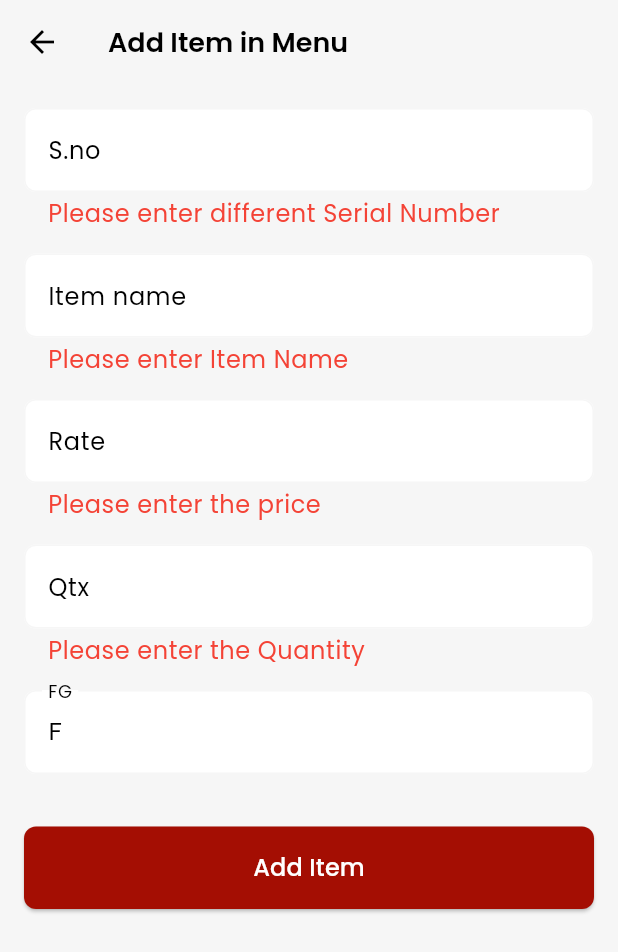
After one commit to JaspreetSingh04012001/shekaharSIr, a Flutter app: the AddItem screen opened directly, after a tap on "Add Item", on a phone screen of 412 x 824 dp. The commit adds this screen. Shown: the top 952 px of the screen. Run offline on Flutter 3.47's test engine with Material 2 defaults, Android fonts, the phone set to English and light mode, and no system bars; our stand-ins replace cached_network_image, gap, get, get_storage, google_fonts, lottie and 1 more; missing offline and left inert: flutter_rounded_date_picker, simple_speed_dial; accounts and stored records are empty.

Commit message:
14 june 2023

```diff
--- /dev/null
+++ b/lib/Services/Storage/outletMenu.dart
@@ -0,0 +1,35 @@
+import 'package:get_storage/get_storage.dart';
+
+class Stroge {
+  final box = GetStorage();
+  //box.write('quote', 'GetX is the best');
+  //box.read('quote');
+  //box.remove('quote');
+  /*
+  box.listenKey('key', (value){
+  print('new key is $value');
+   });
+  */
+//Add item in  menu
+// SName : 11 item : Pav bhaji RATE : 10 Qtx : -17 FG : F
+ Future<List> menuFromStorage() async {
+    var data = box.read("OutletID");
+    if (data is List) {
+     return data;
+      }
+      else {
+        return [];}
+      }
+
+  addItemMenu({required Map item}) {
+    print(item);
+    var data = box.read("OutletID");
+    //print(data);
+    if (data == null) {
+      box.write("OutletID", [item]);
+    } else {
+      data.add(item);
+      box.write("OutletID", data);
+    }
+  }
+}
--- a/lib/main.dart
+++ b/lib/main.dart
@@ -1,8 +1,10 @@
 import 'package:admin/views/home.dart';
 import 'package:flutter/material.dart';
 import 'package:flutter_localizations/flutter_localizations.dart';
+import 'package:get/get.dart';
+import 'package:get_storage/get_storage.dart';
 
-void main() {
+Future<void> main() async {  await GetStorage.init();
   runApp(const MyApp());
 }
 
@@ -11,7 +13,7 @@ class MyApp extends StatelessWidget {
 
   @override
   Widget build(BuildContext context) {
-    return MaterialApp(
+    return GetMaterialApp(
       localizationsDelegates: const [
         GlobalMaterialLocalizations.delegate,
         GlobalWidgetsLocalizations.delegate,
--- /dev/null
+++ b/lib/views/Menu/addItem.dart
@@ -0,0 +1,344 @@
+import 'package:admin/common/app_styles_colors.dart';
+import 'package:flutter/material.dart';
+import 'package:gap/gap.dart';
+
+import '../../Services/Storage/outletMenu.dart';
+
+class AddItem extends StatefulWidget {
+  const AddItem({Key? key}) : super(key: key);
+
+  @override
+  _AddItemState createState() => _AddItemState();
+}
+
+class _AddItemState extends State<AddItem> {
+  TextEditingController serialNumberController = TextEditingController();
+
+  TextEditingController name = TextEditingController();
+  TextEditingController rate = TextEditingController();
+  TextEditingController qtx = TextEditingController();
+  TextEditingController fg = TextEditingController();
+  final _formKey = GlobalKey<FormState>();
+  List items = [];
+  List tempItems = [];
+  List serialNumbers = [];
+  // List tempserialNumbers = [];
+  int serialNumber = 0;
+  final obj = Stroge();
+  getSerialNumber({int? num}) async {
+    items.clear();
+    serialNumbers.clear();
+
+    var data = obj.box.read("OutletID");
+    if (data is List) {
+      items = [...data];
+
+      for (var element in items) {
+        serialNumbers.add(element["SName"]);
+      }
+      setState(() {
+        serialNumber = serialNumbers.length;
+        serialNumberController.text = serialNumber.toString();
+      });
+
+      if (serialNumbers.contains(serialNumber)) {
+        setState(() {
+          serialNumber = serialNumbers.length + 1;
+          //  tempserialNumbers.add(serialNumber);
+          serialNumberController.text = serialNumber.toString();
+        });
+      }
+      //serialNumbers.remove(serialNumber);
+    }
+  }
+
+  @override
+  void initState() {
+    fg.text = "F";
+
+    getSerialNumber();
+    // TODO: implement initState
+    super.initState();
+  }
+
+  // final _menuItem = MenuItem(name: '', description: '', price: 0.0);
+  @override
+  Widget build(BuildContext context) {
+    final double width = MediaQuery.of(context).size.width - 2;
+    return Scaffold(
+      // backgroundColor: Colors.black,
+      appBar: AppBar(
+        title: Text(
+          "Add Item in Menu",
+          style: Styles.poppins18w600,
+        ),
+      ),
+      body: SingleChildScrollView(
+        child: Column(
+          children: [
+            Container(
+              margin: const EdgeInsets.all(16.0),
+              child: Form(
+                key: _formKey,
+                child: Column(
+                  crossAxisAlignment: CrossAxisAlignment.stretch,
+                  children: [
+                    TextFormField(
+                      controller: serialNumberController,
+                      //initialValue: serialNumber.toString(),
+                      keyboardType: TextInputType.number,
+                      decoration: InputDecoration(
+                        //errorBorder: const InputBorder(),
+
+                        errorStyle:
+                            Styles.poppins16w400.copyWith(color: Colors.red),
+                        labelText: 'S.no',
+                        labelStyle: Styles.poppins16w400,
+                        filled: true,
+                        fillColor: Colors.white,
+                        border: OutlineInputBorder(
+                          borderRadius: BorderRadius.circular(8.0),
+                        ),
+                      ),
+                      style: const TextStyle(fontSize: 16.0),
+                      // onChanged: (v){
+
+                      // },
+                      validator: (value) {
+                        if (value!.isEmpty ||
+                            serialNumbers.contains(int.parse(value))) {
+                          return 'Please enter different Serial Number';
+                        }
+                        return null;
+                      },
+                      onSaved: (value) {
+                        // _menuItem.name = value!;
+                      },
+                    ),
+                    const SizedBox(height: 16.0),
+                    TextFormField(
+                      controller: name,
+                      decoration: InputDecoration(
+                        labelText: 'Item name',
+                        errorStyle:
+                            Styles.poppins16w400.copyWith(color: Colors.red),
+                        labelStyle: Styles.poppins16w400,
+                        filled: true,
+                        fillColor: Colors.white,
+                        border: OutlineInputBorder(
+                          borderRadius: BorderRadius.circular(8.0),
+                        ),
+                      ),
+                      style: const TextStyle(fontSize: 16.0),
+                      validator: (value) {
+                        if (value!.isEmpty) {
+                          return 'Please enter Item Name';
+                        }
+                        return null;
+                      },
+                      onSaved: (value) {
+                        // _menuItem.description = value!;
+                      },
+                    ),
+                    const SizedBox(height: 16.0),
+                    TextFormField(
+                      controller: rate,
+                      decoration: InputDecoration(
+                        labelText: 'Rate',
+                        errorStyle:
+                            Styles.poppins16w400.copyWith(color: Colors.red),
+                        labelStyle: Styles.poppins16w400,
+                        filled: true,
+                        fillColor: Colors.white,
+                        border: OutlineInputBorder(
+                          borderRadius: BorderRadius.circular(8.0),
+                        ),
+                      ),
+                      style: const TextStyle(fontSize: 16.0),
+                      keyboardType: TextInputType.number,
+                      validator: (value) {
+                        if (value!.isEmpty) {
+                          return 'Please enter the price';
+                        }
+                        return null;
+                      },
+                      onSaved: (value) {
+                        //  _menuItem.price = double.parse(value!);
+                      },
+                    ),
+                    const SizedBox(height: 16.0),
+                    TextFormField(
+                      controller: qtx,
+                      decoration: InputDecoration(
+                        labelText: 'Qtx',
+                        errorStyle:
+                            Styles.poppins16w400.copyWith(color: Colors.red),
+                        labelStyle: Styles.poppins16w400,
+                        filled: true,
+                        fillColor: Colors.white,
+                        border: OutlineInputBorder(
+                          borderRadius: BorderRadius.circular(8.0),
+                        ),
+                      ),
+                      style: const TextStyle(fontSize: 16.0),
+                      keyboardType: TextInputType.number,
+                      validator: (value) {
+                        if (value!.isEmpty) {
+                          return 'Please enter the Quantity';
+                        }
+                        return null;
+                      },
+                      onSaved: (value) {
+                        //  _menuItem.price = double.parse(value!);
+                      },
+                    ),
+                    const SizedBox(height: 16.0),
+                    TextFormField(
+                      controller: fg,
+                      //  controller: TextEditingController,
+                      //initialValue: "F",
+                      decoration: InputDecoration(
+                        labelText: 'FG',
+                        errorStyle:
+                            Styles.poppins16w400.copyWith(color: Colors.red),
+                        labelStyle: Styles.poppins16w400,
+                        filled: true,
+                        fillColor: Colors.white,
+                        border: OutlineInputBorder(
+                          borderRadius: BorderRadius.circular(8.0),
+                        ),
+                      ),
+                      style: const TextStyle(fontSize: 16.0),
+                      // keyboardType: TextInputType.number,
+                      validator: (value) {
+                        if (value!.isEmpty) {
+                          return 'I dont\' know';
+                        }
+                        return null;
+                      },
+                      onSaved: (value) {
+                        //  _menuItem.price = double.parse(value!);
+                      },
+                    ),
+                    const Gap(35),
+                    ElevatedButton(
+                      onPressed: () {
+                        if (_formKey.currentState!.validate()) {
+                          _formKey.currentState!.save();
+                          print(
+                              "${serialNumberController.text} ${name.text} ${rate.text} ${qtx.text} ${fg.text}");
+
+                          // TODO: Save the menu item to your data source
+                          // e.g., call a function to add it to a database or list
+                          // SName : 11 item : Pav bhaji RATE : 10 Qtx : -17 FG : F
+                          Stroge().addItemMenu(item: {
+                            "SName": serialNumberController.text,
+                            "item": name.text,
+                            "RATE": int.parse(rate.text),
+                            "Qtx": int.parse(qtx.text),
+                            "FG": fg.text
+                          });
+                          setState(() {
+                            tempItems.add({
+                              "SName": int.parse(serialNumberController.text),
+                              "item": name.text,
+                              "RATE": int.parse(rate.text),
+                              "Qtx": int.parse(qtx.text),
+                              "FG": fg.text
+                            });
+                          });
+                          serialNumbers
+                              .add(int.parse(serialNumberController.text));
+                          serialNumberController.clear();
+                          name.clear();
+                          rate.clear();
+                          qtx.clear();
+
+                          //serialNumber = 0;
+                          getSerialNumber();
+                          //g.clear();
+                          //fg.text = "F";
+                        }
+                      },
+                      style: ElevatedButton.styleFrom(
+                        backgroundColor: Styles.primaryColor,
+                        padding: const EdgeInsets.symmetric(vertical: 16.0),
+                        shape: RoundedRectangleBorder(
+                          borderRadius: BorderRadius.circular(8.0),
+                        ),
+                      ),
+                      child: Text(
+                        'Add Item',
+                        style:
+                            Styles.poppins16w500.copyWith(color: Colors.white),
+                      ),
+                    ),
+                  ],
+                ),
+              ),
+            ),
+            SizedBox(
+                height: MediaQuery.of(context).size.height * 2,
+                child: ListView.builder(
+                    itemCount: tempItems.length,
+                    itemBuilder: (context, index) {
+                      return Padding(
+                        padding: const EdgeInsets.symmetric(
+                            vertical: 3, horizontal: 1),
+                        child: Container(
+                          height: 30,
+                          width: width,
+                          color: Colors.yellowAccent,
+                          child: Row(
+                            children: [
+                              Container(
+                                alignment: Alignment.center,
+                                width: width * 0.1,
+                                child: Text(
+                                  "${tempItems[index]["SName"]}",
+                                  style: Styles.poppins16w400,
+                                ),
+                              ),
+                              Container(
+                                alignment: Alignment.center,
+                                width: width * 0.45,
+                                child: Text(
+                                  "${tempItems[index]["item"]}",
+                                  style: Styles.poppins16w400,
+                                ),
+                              ),
+                              Container(
+                                alignment: Alignment.center,
+                                width: width * 0.15,
+                                child: Text(
+                                  "${tempItems[index]["RATE"]}",
+                                  style: Styles.poppins16w400,
+                                ),
+                              ),
+                              Container(
+                                alignment: Alignment.center,
+                                width: width * 0.2,
+                                child: Text(
+                                  "${tempItems[index]["Qtx"]}",
+                                  style: Styles.poppins16w400,
+                                ),
+                              ),
+                              Container(
+                                alignment: Alignment.center,
+                                width: width * 0.1,
+                                child: Text(
+                                  "${tempItems[index]["FG"]}",
+                                  style: Styles.poppins16w400,
+                                ),
+                              ),
+                            ],
+                          ),
+                        ),
+                      );
+                    }))
+          ],
+        ),
+      ),
+    );
+  }
+}
--- a/lib/views/home.dart
+++ b/lib/views/home.dart
@@ -1,6 +1,7 @@
 import 'package:admin/common/app_styles_colors.dart';
 import 'package:admin/common/reusable%20widgets/text_field_prefix_icon.dart';
 import 'package:admin/views/All%20Outlets/allOutletSales.dart';
+import 'package:admin/views/Menu/menu.dart';
 import 'package:admin/views/Operation/operation.dart';
 import 'package:admin/views/Tables/tables.dart';
 import 'package:flutter/material.dart';
@@ -23,7 +24,7 @@ class _HomeState extends State<Home> {
   List pages = [
     const Tables(),
     const Operation(),
-    Container(),
+    const Menu(),
     Container(),
   ];
   List allOutletPages = [
--- a/pubspec.yaml
+++ b/pubspec.yaml
@@ -44,6 +44,9 @@ dependencies:
   gap: ^3.0.0
   intl:
   lottie: ^2.4.0
+  get: ^4.6.5
+  get_storage: ^2.1.1
+  simple_speed_dial: ^0.1.7
 
 dev_dependencies:
   flutter_test:
```
Also changed, not shown: lib/views/Menu/menu.dart (added, +210 -0 lines), lib/views/Orders/tableOrder.dart (added, +17 -0 lines), lib/views/Tables/vacantTables.dart (+7 -1 lines), lib/common/reusable widgets/text_field_prefix_icon.dart (line endings or trailing spaces), pubspec.lock, 3 other files.
